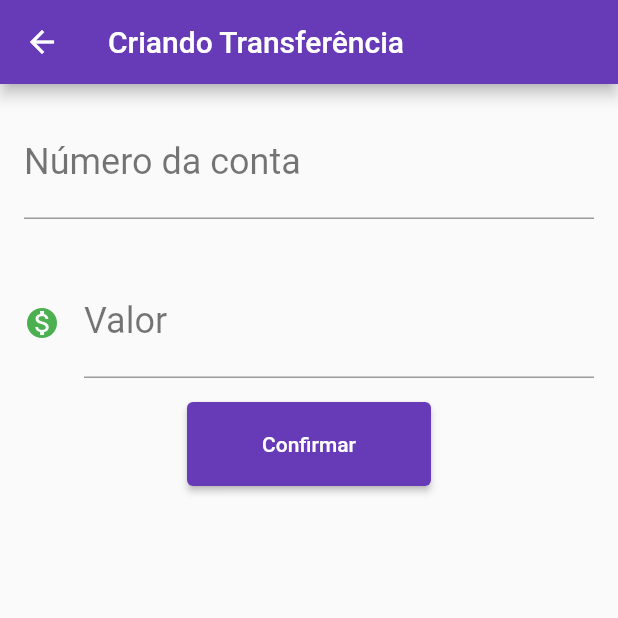
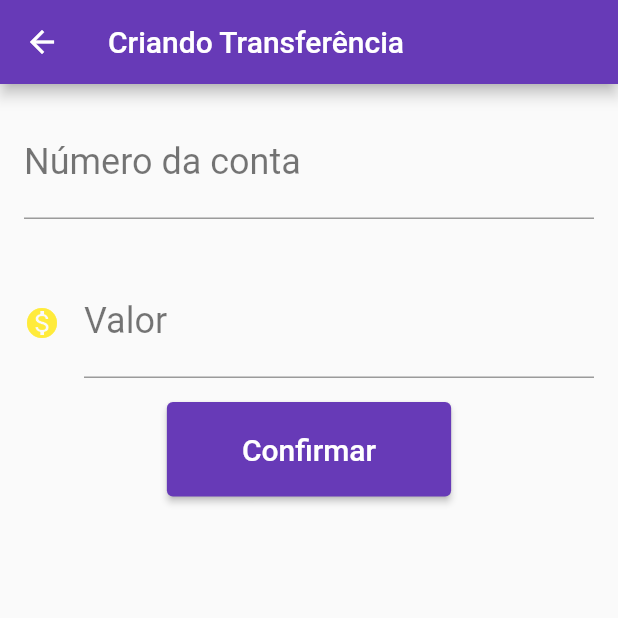
Before and after one commit to larinuness/flutter-provider, a Flutter app: the FormularioTransferencia screen opened directly, on a phone screen of 412 x 824 dp, the top half of it. Run offline on Flutter 3.47's test engine with Material 2 defaults, Android fonts, the phone set to English and light mode, and no system bars.

Commit message:
fix projeto base

```diff
--- a/bytebankalura/lib/components/editor.dart
+++ b/bytebankalura/lib/components/editor.dart
@@ -25,7 +25,7 @@ class Editor extends StatelessWidget {
             icon: icone != null
                 ? Icon(
                     icone,
-                    color: Colors.green,
+                    color: Colors.yellow,
                   )
                 : null,
             //Mudando cor da linha da label embaixo
--- a/bytebankalura/lib/screens/form.dart
+++ b/bytebankalura/lib/screens/form.dart
@@ -8,7 +8,6 @@ const _dicaCampoValor = '0.00';
 const _rotuloCampoNumeroConta = 'Número da conta';
 const _dicaCampoNumeroConta = '0000';
 
-
 class FormularioTransferencia extends StatefulWidget {
   @override
   State<StatefulWidget> createState() {
@@ -18,7 +17,7 @@ class FormularioTransferencia extends StatefulWidget {
 
 class FormularioTransferenciaState extends State<FormularioTransferencia> {
   final TextEditingController _controladorCampoNumeroConta =
-  TextEditingController();
+      TextEditingController();
   final TextEditingController _controladorCampoValor = TextEditingController();
 
   @override
@@ -43,7 +42,7 @@ class FormularioTransferenciaState extends State<FormularioTransferencia> {
                 icone: Icons.monetization_on,
               ),
               ElevatedButton(
-                child: Text('Confirmar'),
+                child: Text('Confirmar', style: TextStyle(fontSize: 20)),
                 onPressed: () {
                   _criaTransferencia(context);
                 },
--- a/bytebankalura/pubspec.yaml
+++ b/bytebankalura/pubspec.yaml
@@ -28,6 +28,7 @@ dependencies:
   # The following adds the Cupertino Icons font to your application.
   # Use with the CupertinoIcons class for iOS style icons.
   cupertino_icons: ^1.0.2
+  intl: ^0.17.0
 
 dev_dependencies:
   flutter_test:
```
Also changed, not shown: bytebankalura/lib/screens/lista.dart (+7 -6 lines), bytebankalura/pubspec.lock.
